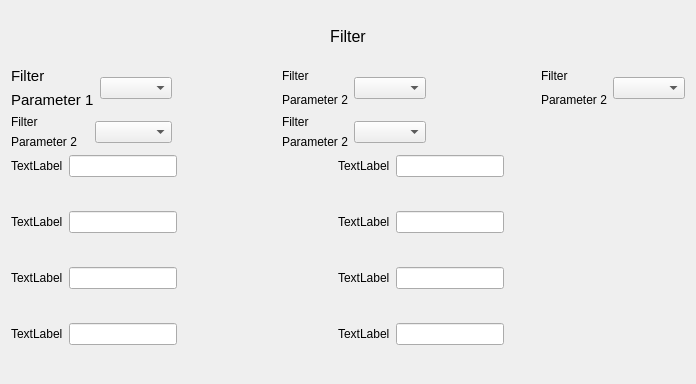
Old version of the form GUI-Qt/filter.ui in the repository vitess-neutron/vitess.
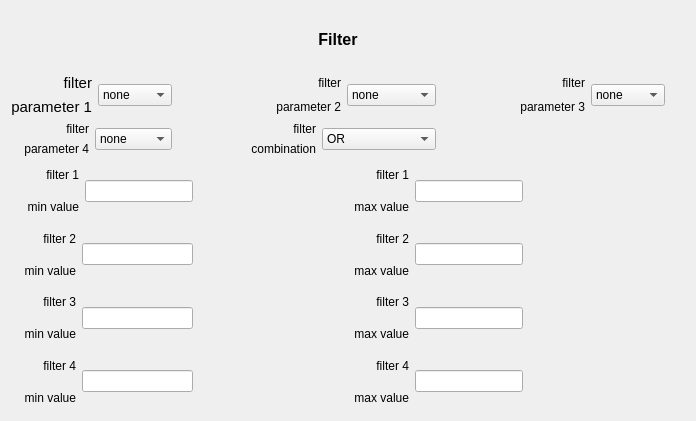
New version of the form.

The edit to the form file:
```diff
--- a/GUI-Qt/filter.ui
+++ b/GUI-Qt/filter.ui
@@ -7,31 +7,53 @@
     <x>0</x>
     <y>0</y>
     <width>696</width>
-    <height>384</height>
+    <height>421</height>
    </rect>
   </property>
   <property name="windowTitle">
    <string>Form</string>
   </property>
-  <layout class="QGridLayout" name="gridLayout">
-   <item row="1" column="0" colspan="5">
+  <layout class="QGridLayout" name="gridLayout_15">
+   <item row="1" column="0" colspan="4">
     <layout class="QGridLayout" name="gridLayout_7">
      <item row="1" column="2">
       <layout class="QGridLayout" name="gridLayout_6">
        <item row="0" column="0">
         <widget class="QLabel" name="label_10">
          <property name="text">
-          <string>Filter</string>
+          <string>           filter</string>
+         </property>
+         <property name="alignment">
+          <set>Qt::AlignRight|Qt::AlignTrailing|Qt::AlignVCenter</set>
          </property>
         </widget>
        </item>
        <item row="0" column="1" rowspan="2">
-        <widget class="QComboBox" name="comboBox_4"/>
+        <widget class="QComboBox" name="comboFilterCom">
+         <item>
+          <property name="text">
+           <string>OR</string>
+          </property>
+         </item>
+         <item>
+          <property name="text">
+           <string>AND</string>
+          </property>
+         </item>
+         <item>
+          <property name="text">
+           <string>AND_OR_AND</string>
+          </property>
+         </item>
+        </widget>
        </item>
        <item row="1" column="0">
         <widget class="QLabel" name="label_18">
          <property name="text">
-          <string>Parameter 2</string>
+          <string>combination</string>
+         </property>
+         <property name="alignment">
+          <set>Qt::AlignRight|Qt::AlignTrailing|Qt::AlignVCenter</set>
          </property>
         </widget>
        </item>
@@ -47,12 +69,91 @@
           </font>
          </property>
          <property name="text">
-          <string>Filter</string>
+          <string>filter</string>
+         </property>
+         <property name="alignment">
+          <set>Qt::AlignRight|Qt::AlignTrailing|Qt::AlignVCenter</set>
          </property>
         </widget>
        </item>
        <item row="0" column="1" rowspan="2">
-        <widget class="QComboBox" name="comboBox"/>
+        <widget class="QComboBox" name="comboFilter1">
+         <item>
+          <property name="text">
+           <string>none</string>
+          </property>
+         </item>
+         <item>
+          <property name="text">
+           <string>pos_y</string>
+          </property>
+         </item>
+         <item>
+          <property name="text">
+           <string>pos_z</string>
+          </property>
+         </item>
+         <item>
+          <property name="text">
+           <string>div_y</string>
+          </property>
+         </item>
+         <item>
+          <property name="text">
+           <string>div_z</string>
+          </property>
+         </item>
+         <item>
+          <property name="text">
+           <string>lambda</string>
+          </property>
+         </item>
+         <item>
+          <property name="text">
+           <string>energy</string>
+          </property>
+         </item>
+         <item>
+          <property name="text">
+           <string>time</string>
+          </property>
+         </item>
+         <item>
+          <property name="text">
+           <string>k_y</string>
+          </property>
+         </item>
+         <item>
+          <property name="text">
+           <string>k_z</string>
+          </property>
+         </item>
+         <item>
+          <property name="text">
+           <string>r</string>
+          </property>
+         </item>
+         <item>
+          <property name="text">
+           <string>phi</string>
+          </property>
+         </item>
+         <item>
+          <property name="text">
+           <string>col_vert</string>
+          </property>
+         </item>
+         <item>
+          <property name="text">
+           <string>col_hor</string>
+          </property>
+         </item>
+         <item>
+          <property name="text">
+           <string>color</string>
+          </property>
+         </item>
+        </widget>
        </item>
        <item row="1" column="0">
         <widget class="QLabel" name="label_13">
@@ -62,7 +163,10 @@
           </font>
          </property>
          <property name="text">
-          <string>Parameter 1</string>
+          <string>parameter 1</string>
+         </property>
+         <property name="alignment">
+          <set>Qt::AlignRight|Qt::AlignTrailing|Qt::AlignVCenter</set>
          </property>
         </widget>
        </item>
@@ -112,17 +216,99 @@
        <item row="0" column="0">
         <widget class="QLabel" name="label_8">
          <property name="text">
-          <string>Filter</string>
+          <string>filter</string>
+         </property>
+         <property name="alignment">
+          <set>Qt::AlignRight|Qt::AlignTrailing|Qt::AlignVCenter</set>
          </property>
         </widget>
        </item>
        <item row="0" column="1" rowspan="2">
-        <widget class="QComboBox" name="comboBox_2"/>
+        <widget class="QComboBox" name="comboFilter2">
+         <item>
+          <property name="text">
+           <string>none</string>
+          </property>
+         </item>
+         <item>
+          <property name="text">
+           <string>pos_y</string>
+          </property>
+         </item>
+         <item>
+          <property name="text">
+           <string>pos_z</string>
+          </property>
+         </item>
+         <item>
+          <property name="text">
+           <string>div_y</string>
+          </property>
+         </item>
+         <item>
+          <property name="text">
+           <string>div_z</string>
+          </property>
+         </item>
+         <item>
+          <property name="text">
+           <string>lambda</string>
+          </property>
+         </item>
+         <item>
+          <property name="text">
+           <string>energy</string>
+          </property>
+         </item>
+         <item>
+          <property name="text">
+           <string>time</string>
+          </property>
+         </item>
+         <item>
+          <property name="text">
+           <string>k_y</string>
+          </property>
+         </item>
+         <item>
+          <property name="text">
+           <string>k_z</string>
+          </property>
+         </item>
+         <item>
+          <property name="text">
+           <string>r</string>
+          </property>
+         </item>
+         <item>
+          <property name="text">
+           <string>phi</string>
+          </property>
+         </item>
+         <item>
+          <property name="text">
+           <string>col_vert</string>
+          </property>
+         </item>
+         <item>
+          <property name="text">
+           <string>col_hor</string>
+          </property>
+         </item>
+         <item>
+          <property name="text">
+           <string>color</string>
+          </property>
+         </item>
+        </widget>
        </item>
        <item row="1" column="0">
         <widget class="QLabel" name="label_14">
          <property name="text">
-          <string>Parameter 2</string>
+          <string>parameter 2</string>
+         </property>
+         <property name="alignment">
+          <set>Qt::AlignRight|Qt::AlignTrailing|Qt::AlignVCenter</set>
          </property>
         </widget>
        </item>
@@ -133,17 +319,99 @@
        <item row="0" column="0">
         <widget class="QLabel" name="label_9">
          <property name="text">
-          <string>Filter</string>
+          <string>filter</string>
+         </property>
+         <property name="alignment">
+          <set>Qt::AlignRight|Qt::AlignTrailing|Qt::AlignVCenter</set>
          </property>
         </widget>
        </item>
        <item row="0" column="1" rowspan="2">
-        <widget class="QComboBox" name="comboBox_3"/>
+        <widget class="QComboBox" name="comboFilter3">
+         <item>
+          <property name="text">
+           <string>none</string>
+          </property>
+         </item>
+         <item>
+          <property name="text">
+           <string>pos_y</string>
+          </property>
+         </item>
+         <item>
+          <property name="text">
+           <string>pos_z</string>
+          </property>
+         </item>
+         <item>
+          <property name="text">
+           <string>div_y</string>
+          </property>
+         </item>
+         <item>
+          <property name="text">
+           <string>div_z</string>
+          </property>
+         </item>
+         <item>
+          <property name="text">
+           <string>lambda</string>
+          </property>
+         </item>
+         <item>
+          <property name="text">
+           <string>energy</string>
+          </property>
+         </item>
+         <item>
+          <property name="text">
+           <string>time</string>
+          </property>
+         </item>
+         <item>
+          <property name="text">
+           <string>k_y</string>
+          </property>
+         </item>
+         <item>
+          <property name="text">
+           <string>k_z</string>
+          </property>
+         </item>
+         <item>
+          <property name="text">
+           <string>r</string>
+          </property>
+         </item>
+         <item>
+          <property name="text">
+           <string>phi</string>
+          </property>
+         </item>
+         <item>
+          <property name="text">
+           <string>col_vert</string>
+          </property>
+         </item>
+         <item>
+          <property name="text">
+           <string>col_hor</string>
+          </property>
+         </item>
+         <item>
+          <property name="text">
+           <string>color</string>
+          </property>
+         </item>
+        </widget>
        </item>
        <item row="1" column="0">
         <widget class="QLabel" name="label_15">
          <property name="text">
-          <string>Parameter 2</string>
+          <string>parameter 3</string>
+         </property>
+         <property name="alignment">
+          <set>Qt::AlignRight|Qt::AlignTrailing|Qt::AlignVCenter</set>
          </property>
         </widget>
        </item>
@@ -154,17 +422,99 @@
        <item row="0" column="0">
         <widget class="QLabel" name="label_16">
          <property name="text">
-          <string>Filter</string>
+          <string>filter</string>
+         </property>
+         <property name="alignment">
+          <set>Qt::AlignRight|Qt::AlignTrailing|Qt::AlignVCenter</set>
          </property>
         </widget>
        </item>
        <item row="0" column="1" rowspan="2">
-        <widget class="QComboBox" name="comboBox_6"/>
+        <widget class="QComboBox" name="comboFilter4">
+         <item>
+          <property name="text">
+           <string>none</string>
+          </property>
+         </item>
+         <item>
+          <property name="text">
+           <string>pos_y</string>
+          </property>
+         </item>
+         <item>
+          <property name="text">
+           <string>pos_z</string>
+          </property>
+         </item>
+         <item>
+          <property name="text">
+           <string>div_y</string>
+          </property>
+         </item>
+         <item>
+          <property name="text">
+           <string>div_z</string>
+          </property>
+         </item>
+         <item>
+          <property name="text">
+           <string>lambda</string>
+          </property>
+         </item>
+         <item>
+          <property name="text">
+           <string>energy</string>
+          </property>
+         </item>
+         <item>
+          <property name="text">
+           <string>time</string>
+          </property>
+         </item>
+         <item>
+          <property name="text">
+           <string>k_y</string>
+          </property>
+         </item>
+         <item>
+          <property name="text">
+           <string>k_z</string>
+          </property>
+         </item>
+         <item>
+          <property name="text">
+           <string>r</string>
+          </property>
+         </item>
+         <item>
+          <property name="text">
+           <string>phi</string>
+          </property>
+         </item>
+         <item>
+          <property name="text">
+           <string>col_vert</string>
+          </property>
+         </item>
+         <item>
+          <property name="text">
+           <string>col_hor</string>
+          </property>
+         </item>
+         <item>
+          <property name="text">
+           <string>color</string>
+          </property>
+         </item>
+        </widget>
        </item>
        <item row="1" column="0">
         <widget class="QLabel" name="label_17">
          <property name="text">
-          <string>Parameter 2</string>
+          <string>parameter 4</string>
+         </property>
+         <property name="alignment">
+          <set>Qt::AlignRight|Qt::AlignTrailing|Qt::AlignVCenter</set>
          </property>
         </widget>
        </item>
@@ -186,16 +536,29 @@
     </layout>
    </item>
    <item row="2" column="0">
-    <layout class="QFormLayout" name="formLayout_10">
+    <layout class="QGridLayout" name="gridLayout">
      <item row="0" column="0">
       <widget class="QLabel" name="label_21">
        <property name="text">
-        <string>TextLabel</string>
+        <string>   filter 1</string>
        </property>
+       <property name="alignment">
+        <set>Qt::AlignRight|Qt::AlignTrailing|Qt::AlignVCenter</set>
+       </property>
       </widget>
      </item>
-     <item row="0" column="1">
-      <widget class="QLineEdit" name="lineEdit_10"/>
+     <item row="0" column="1" rowspan="2">
+      <widget class="QLineEdit" name="lineMinval1"/>
+     </item>
+     <item row="1" column="0">
+      <widget class="QLabel" name="label_22">
+       <property name="text">
+        <string>     min value</string>
+       </property>
+       <property name="alignment">
+        <set>Qt::AlignRight|Qt::AlignTrailing|Qt::AlignVCenter</set>
+       </property>
+      </widget>
      </item>
     </layout>
    </item>
@@ -206,23 +569,36 @@
      </property>
      <property name="sizeHint" stdset="0">
       <size>
-       <width>108</width>
+       <width>72</width>
        <height>20</height>
       </size>
      </property>
     </spacer>
    </item>
    <item row="2" column="2">
-    <layout class="QFormLayout" name="formLayout_9">
+    <layout class="QGridLayout" name="gridLayout_11">
      <item row="0" column="0">
-      <widget class="QLabel" name="label_20">
+      <widget class="QLabel" name="label_29">
        <property name="text">
-        <string>TextLabel</string>
+        <string>   filter 1</string>
        </property>
+       <property name="alignment">
+        <set>Qt::AlignRight|Qt::AlignTrailing|Qt::AlignVCenter</set>
+       </property>
       </widget>
      </item>
-     <item row="0" column="1">
-      <widget class="QLineEdit" name="lineEdit_9"/>
+     <item row="0" column="1" rowspan="2">
+      <widget class="QLineEdit" name="lineMaxval1"/>
+     </item>
+     <item row="1" column="0">
+      <widget class="QLabel" name="label_30">
+       <property name="text">
+        <string>    max value</string>
+       </property>
+       <property name="alignment">
+        <set>Qt::AlignRight|Qt::AlignTrailing|Qt::AlignVCenter</set>
+       </property>
+      </widget>
      </item>
     </layout>
    </item>
@@ -233,36 +609,36 @@
      </property>
      <property name="sizeHint" stdset="0">
       <size>
-       <width>107</width>
+       <width>106</width>
        <height>20</height>
       </size>
      </property>
     </spacer>
    </item>
-   <item row="2" column="4" rowspan="4">
-    <spacer name="verticalSpacer_2">
-     <property name="orientation">
-      <enum>Qt::Vertical</enum>
-     </property>
-     <property name="sizeHint" stdset="0">
-      <size>
-       <width>20</width>
-       <height>205</height>
-      </size>
-     </property>
-    </spacer>
-   </item>
    <item row="3" column="0">
-    <layout class="QFormLayout" name="formLayout">
+    <layout class="QGridLayout" name="gridLayout_8">
      <item row="0" column="0">
-      <widget class="QLabel" name="label">
+      <widget class="QLabel" name="label_23">
        <property name="text">
-        <string>TextLabel</string>
+        <string>   filter 2</string>
        </property>
+       <property name="alignment">
+        <set>Qt::AlignRight|Qt::AlignTrailing|Qt::AlignVCenter</set>
+       </property>
       </widget>
      </item>
-     <item row="0" column="1">
-      <widget class="QLineEdit" name="lineEdit"/>
+     <item row="0" column="1" rowspan="2">
+      <widget class="QLineEdit" name="lineMinval2"/>
+     </item>
+     <item row="1" column="0">
+      <widget class="QLabel" name="label_24">
+       <property name="text">
+        <string>    min value</string>
+       </property>
+       <property name="alignment">
+        <set>Qt::AlignRight|Qt::AlignTrailing|Qt::AlignVCenter</set>
+       </property>
+      </widget>
      </item>
     </layout>
    </item>
@@ -273,23 +649,36 @@
      </property>
      <property name="sizeHint" stdset="0">
       <size>
-       <width>108</width>
+       <width>72</width>
        <height>20</height>
       </size>
      </property>
     </spacer>
    </item>
    <item row="3" column="2">
-    <layout class="QFormLayout" name="formLayout_2">
+    <layout class="QGridLayout" name="gridLayout_12">
      <item row="0" column="0">
-      <widget class="QLabel" name="label_2">
+      <widget class="QLabel" name="label_31">
        <property name="text">
-        <string>TextLabel</string>
+        <string>   filter 2</string>
        </property>
+       <property name="alignment">
+        <set>Qt::AlignRight|Qt::AlignTrailing|Qt::AlignVCenter</set>
+       </property>
       </widget>
      </item>
-     <item row="0" column="1">
-      <widget class="QLineEdit" name="lineEdit_2"/>
+     <item row="0" column="1" rowspan="2">
+      <widget class="QLineEdit" name="lineMaxval2"/>
+     </item>
+     <item row="1" column="0">
+      <widget class="QLabel" name="label_32">
+       <property name="text">
+        <string>    max value</string>
+       </property>
+       <property name="alignment">
+        <set>Qt::AlignRight|Qt::AlignTrailing|Qt::AlignVCenter</set>
+       </property>
+      </widget>
      </item>
     </layout>
    </item>
@@ -300,23 +689,36 @@
      </property>
      <property name="sizeHint" stdset="0">
       <size>
-       <width>107</width>
+       <width>106</width>
        <height>20</height>
       </size>
      </property>
     </spacer>
    </item>
    <item row="4" column="0">
-    <layout class="QFormLayout" name="formLayout_3">
+    <layout class="QGridLayout" name="gridLayout_9">
      <item row="0" column="0">
-      <widget class="QLabel" name="label_3">
+      <widget class="QLabel" name="label_25">
        <property name="text">
-        <string>TextLabel</string>
+        <string>   filter 3</string>
        </property>
+       <property name="alignment">
+        <set>Qt::AlignRight|Qt::AlignTrailing|Qt::AlignVCenter</set>
+       </property>
       </widget>
      </item>
-     <item row="0" column="1">
-      <widget class="QLineEdit" name="lineEdit_3"/>
+     <item row="0" column="1" rowspan="2">
+      <widget class="QLineEdit" name="lineMinval3"/>
+     </item>
+     <item row="1" column="0">
+      <widget class="QLabel" name="label_26">
+       <property name="text">
+        <string>    min value</string>
+       </property>
+       <property name="alignment">
+        <set>Qt::AlignRight|Qt::AlignTrailing|Qt::AlignVCenter</set>
+       </property>
+      </widget>
      </item>
     </layout>
    </item>
@@ -327,23 +729,36 @@
      </property>
      <property name="sizeHint" stdset="0">
       <size>
-       <width>108</width>
+       <width>72</width>
        <height>20</height>
       </size>
      </property>
     </spacer>
    </item>
    <item row="4" column="2">
-    <layout class="QFormLayout" name="formLayout_4">
+    <layout class="QGridLayout" name="gridLayout_13">
      <item row="0" column="0">
-      <widget class="QLabel" name="label_4">
+      <widget class="QLabel" name="label_33">
        <property name="text">
-        <string>TextLabel</string>
+        <string>   filter 3</string>
        </property>
+       <property name="alignment">
+        <set>Qt::AlignRight|Qt::AlignTrailing|Qt::AlignVCenter</set>
+       </property>
       </widget>
      </item>
-     <item row="0" column="1">
-      <widget class="QLineEdit" name="lineEdit_4"/>
+     <item row="0" column="1" rowspan="2">
+      <widget class="QLineEdit" name="lineMaxval3"/>
+     </item>
+     <item row="1" column="0">
+      <widget class="QLabel" name="label_34">
+       <property name="text">
+        <string>    max value</string>
+       </property>
+       <property name="alignment">
+        <set>Qt::AlignRight|Qt::AlignTrailing|Qt::AlignVCenter</set>
+       </property>
+      </widget>
      </item>
     </layout>
    </item>
@@ -354,23 +769,36 @@
      </property>
      <property name="sizeHint" stdset="0">
       <size>
-       <width>107</width>
+       <width>106</width>
        <height>20</height>
       </size>
      </property>
     </spacer>
    </item>
    <item row="5" column="0">
-    <layout class="QFormLayout" name="formLayout_5">
+    <layout class="QGridLayout" name="gridLayout_10">
      <item row="0" column="0">
-      <widget class="QLabel" name="label_5">
+      <widget class="QLabel" name="label_27">
        <property name="text">
-        <string>TextLabel</string>
+        <string>   filter 4</string>
        </property>
+       <property name="alignment">
+        <set>Qt::AlignRight|Qt::AlignTrailing|Qt::AlignVCenter</set>
+       </property>
       </widget>
      </item>
-     <item row="0" column="1">
-      <widget class="QLineEdit" name="lineEdit_5"/>
+     <item row="0" column="1" rowspan="2">
+      <widget class="QLineEdit" name="lineMinval4"/>
+     </item>
+     <item row="1" column="0">
+      <widget class="QLabel" name="label_28">
+       <property name="text">
+        <string>    min value</string>
+       </property>
+       <property name="alignment">
+        <set>Qt::AlignRight|Qt::AlignTrailing|Qt::AlignVCenter</set>
+       </property>
+      </widget>
      </item>
     </layout>
    </item>
@@ -381,23 +809,36 @@
      </property>
      <property name="sizeHint" stdset="0">
       <size>
-       <width>108</width>
+       <width>72</width>
        <height>20</height>
       </size>
      </property>
     </spacer>
    </item>
    <item row="5" column="2">
-    <layout class="QFormLayout" name="formLayout_6">
+    <layout class="QGridLayout" name="gridLayout_14">
      <item row="0" column="0">
-      <widget class="QLabel" name="label_6">
+      <widget class="QLabel" name="label_35">
        <property name="text">
-        <string>TextLabel</string>
+        <string>   filter 4</string>
        </property>
+       <property name="alignment">
+        <set>Qt::AlignRight|Qt::AlignTrailing|Qt::AlignVCenter</set>
+       </property>
       </widget>
      </item>
-     <item row="0" column="1">
-      <widget class="QLineEdit" name="lineEdit_6"/>
+     <item row="0" column="1" rowspan="2">
+      <widget class="QLineEdit" name="lineMaxval4"/>
+     </item>
+     <item row="1" column="0">
+      <widget class="QLabel" name="label_36">
+       <property name="text">
+        <string>    max value</string>
+       </property>
+       <property name="alignment">
+        <set>Qt::AlignRight|Qt::AlignTrailing|Qt::AlignVCenter</set>
+       </property>
+      </widget>
      </item>
     </layout>
    </item>
@@ -408,17 +849,19 @@
      </property>
      <property name="sizeHint" stdset="0">
       <size>
-       <width>107</width>
+       <width>106</width>
        <height>20</height>
       </size>
      </property>
     </spacer>
    </item>
-   <item row="0" column="0" colspan="5">
+   <item row="0" column="0" colspan="4">
     <widget class="QLabel" name="label_12">
      <property name="font">
       <font>
        <pointsize>12</pointsize>
+       <weight>75</weight>
+       <bold>true</bold>
       </font>
      </property>
      <property name="text">
@@ -429,6 +872,19 @@
      </property>
     </widget>
    </item>
+   <item row="1" column="4" rowspan="5">
+    <spacer name="verticalSpacer_2">
+     <property name="orientation">
+      <enum>Qt::Vertical</enum>
+     </property>
+     <property name="sizeHint" stdset="0">
+      <size>
+       <width>20</width>
+       <height>235</height>
+      </size>
+     </property>
+    </spacer>
+   </item>
   </layout>
  </widget>
  <resources/>
```
